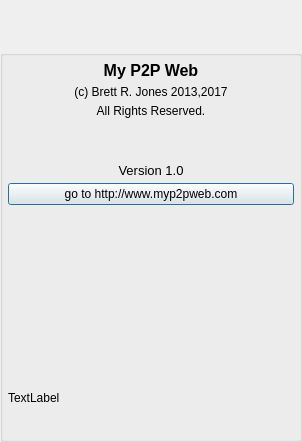
Qt form GoTvApps/GoTvCommon/Forms/ActivityAbout.ui (brettrjones/gotvptop) before a commit.
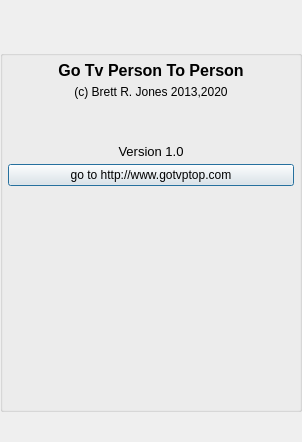
The same form after that commit. Icons and pictures are not drawn. Custom widgets are drawn as their Qt base class.

Commit message: Dialog activities now move with main window

Patch:
```diff
--- a/GoTvApps/GoTvCommon/Forms/ActivityAbout.ui
+++ b/GoTvApps/GoTvCommon/Forms/ActivityAbout.ui
@@ -10,6 +10,12 @@
     <height>442</height>
    </rect>
   </property>
+  <property name="sizePolicy">
+   <sizepolicy hsizetype="Expanding" vsizetype="Expanding">
+    <horstretch>0</horstretch>
+    <verstretch>0</verstretch>
+   </sizepolicy>
+  </property>
   <property name="minimumSize">
    <size>
     <width>0</width>
@@ -23,76 +29,7 @@
    </size>
   </property>
   <property name="windowTitle">
-   <string>About P2PThing</string>
-  </property>
-  <property name="styleSheet">
-   <string notr="true">QDialog#ActivityAbout
-{   
-color: transparent;
-background-color: transparent;
-border: 1px solid transparent;
-border-radius: 8px; 
-}
-
-#StyledDlgTitleBox
-{   
-color: black;
-background-color: rgb(50,238,17);
-border: 2px solid green;
-border-top-left-radius: 8px; 
-border-top-right-radius: 8px;
-}
-
-#StyledDlgTitleLabel
-{   
-color: black;
-}
-
-#StyledDlgItemsBox
-{   
-background-color: rgb(50,238,17);
-border: 2px solid green;
-border-top-color: green; 
-border-bottom-left-radius: 8px; 
-border-bottom-right-radius: 8px;
-}
-QPushButton#CancelButton
-{
-color: white;
-font: bold 14px;
-border-width: 10;
-border-image: url(:/MyP2PWeb/Resources/button_green_normal.png) 10;
-padding: -10;
-}
-QPushButton#CancelButton:pressed
-{
-border-width: 10;
-border-image: url(:/MyP2PWeb/Resources/button_green_pressed.png) 10;
-padding: -10;
-}
-QPushButton#AcceptButton
-{
-color: white;
-font: bold 14px;
-border-width: 10;
-border-image: url(:/MyP2PWeb/Resources/button_green_normal.png) 10;
-padding: -10;
-}
-QPushButton#AcceptButton:pressed
-{
-border-width: 10;
-border-image: url(:/MyP2PWeb/Resources/button_green_pressed.png) 10;
-padding: -10;
-}
-QLabel#PermissionLabel
-{
-font: bold 14px;
-}
-QLineEdit#FileNameEdit
-{
-background-color: rgb(238,238,238);
-}
-QPlainTextEdit#OfferMsgEdit</string>
+   <string>About GoTvPtoP</string>
   </property>
   <layout class="QVBoxLayout" name="verticalLayout">
    <property name="spacing">
@@ -125,6 +62,12 @@
    </item>
    <item>
     <widget class="QGroupBox" name="StyledDlgItemsBox">
+     <property name="sizePolicy">
+      <sizepolicy hsizetype="Expanding" vsizetype="Expanding">
+       <horstretch>0</horstretch>
+       <verstretch>0</verstretch>
+      </sizepolicy>
+     </property>
      <property name="minimumSize">
       <size>
        <width>0</width>
@@ -151,7 +94,7 @@
          </font>
         </property>
         <property name="text">
-         <string>My P2P Web</string>
+         <string>Go Tv Person To Person</string>
         </property>
         <property name="alignment">
          <set>Qt::AlignCenter</set>
@@ -161,17 +104,7 @@
       <item>
        <widget class="QLabel" name="labelCopywrite">
         <property name="text">
-         <string>(c) Brett R. Jones 2013,2017</string>
-        </property>
-        <property name="alignment">
-         <set>Qt::AlignCenter</set>
-        </property>
-       </widget>
-      </item>
-      <item>
-       <widget class="QLabel" name="labelCopywrite2">
-        <property name="text">
-         <string>All Rights Reserved.</string>
+         <string>(c) Brett R. Jones 2013,2020</string>
         </property>
         <property name="alignment">
          <set>Qt::AlignCenter</set>
@@ -211,8 +144,14 @@
       </item>
       <item>
        <widget class="QPushButton" name="gotoWebsiteButton">
+        <property name="sizePolicy">
+         <sizepolicy hsizetype="Minimum" vsizetype="Preferred">
+          <horstretch>0</horstretch>
+          <verstretch>0</verstretch>
+         </sizepolicy>
+        </property>
         <property name="text">
-         <string>go to http://www.myp2pweb.com</string>
+         <string>go to http://www.gotvptop.com</string>
         </property>
        </widget>
       </item>
@@ -288,7 +227,7 @@
       <item>
        <widget class="QLabel" name="labelMeLine9">
         <property name="text">
-         <string>TextLabel</string>
+         <string/>
         </property>
        </widget>
       </item>
@@ -308,6 +247,25 @@
      </layout>
     </widget>
    </item>
+   <item>
+    <widget class="BottomBarWidget" name="m_BottomBarWidget" native="true">
+     <property name="sizePolicy">
+      <sizepolicy hsizetype="Expanding" vsizetype="Minimum">
+       <horstretch>0</horstretch>
+       <verstretch>0</verstretch>
+      </sizepolicy>
+     </property>
+     <property name="minimumSize">
+      <size>
+       <width>30</width>
+       <height>30</height>
+      </size>
+     </property>
+     <property name="autoFillBackground">
+      <bool>true</bool>
+     </property>
+    </widget>
+   </item>
   </layout>
  </widget>
  <customwidgets>
@@ -317,6 +275,12 @@
    <header>TitleBarWidget.h</header>
    <container>1</container>
   </customwidget>
+  <customwidget>
+   <class>BottomBarWidget</class>
+   <extends>QWidget</extends>
+   <header location="global">BottomBarWidget.h</header>
+   <container>1</container>
+  </customwidget>
  </customwidgets>
  <resources/>
  <connections/>
```
Left out of the diff: 24 changed lines with no effect on the pictures. The commit also changes 25 other files.
